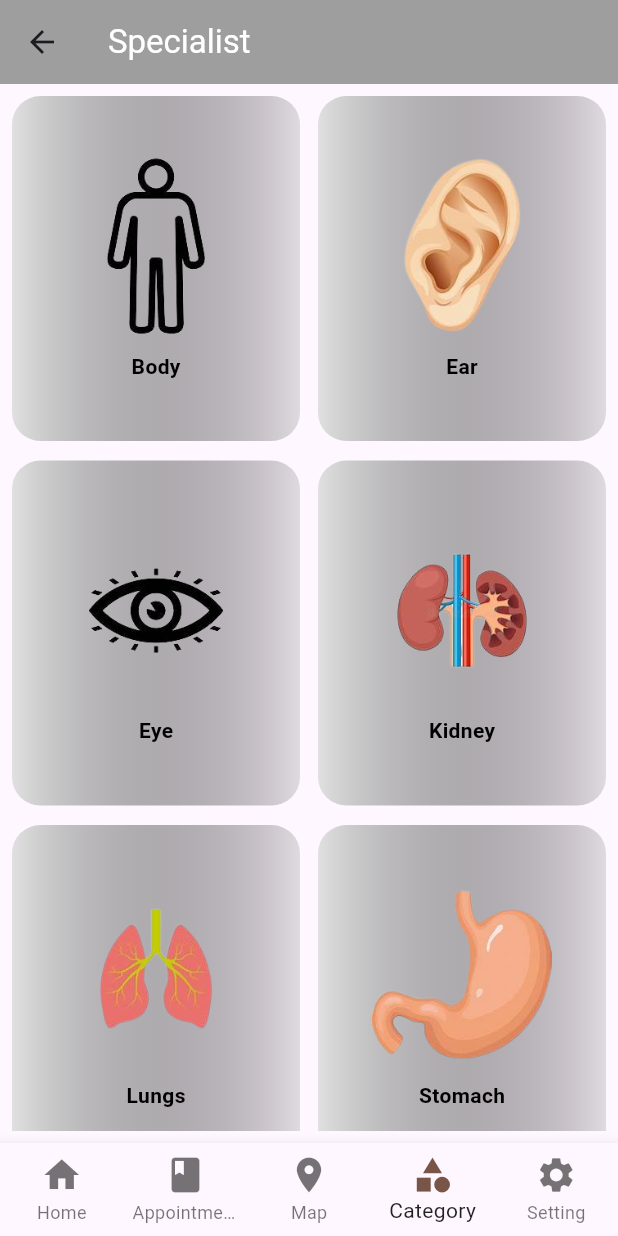
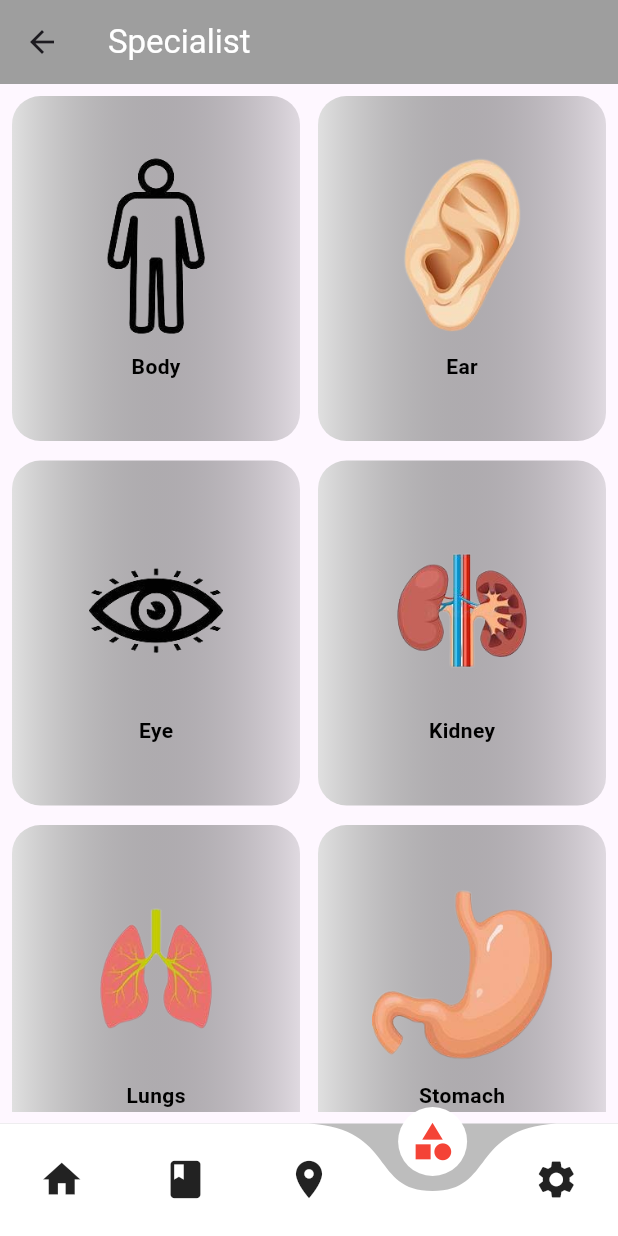
Before and after one commit to mohammadhamzakhan/Doctor-App, a Flutter app: the Home screen opened directly, item 4 of the bottom bar chosen, on a phone screen of 412 x 824 dp. Run offline on Flutter 3.47's test engine with Material 3 defaults, Android fonts, the phone set to English and light mode, and no system bars; drawn by our look-alikes of curved_navigation_bar; our stand-ins replace cloud_firestore, firebase_auth, firebase_core, fluttertoast, gap, geolocator and 3 more; accounts and stored records are empty.

Commit message:
NavBar Change

```diff
--- a/lib/views/Home/home.dart
+++ b/lib/views/Home/home.dart
@@ -1,3 +1,5 @@
+
+import 'package:curved_navigation_bar/curved_navigation_bar.dart';
 import 'package:doctor_app/views/Home/home_view.dart';
 import 'package:doctor_app/views/appointment_view/appointment_view.dart';
 import 'package:doctor_app/views/category/category.dart';
@@ -26,40 +28,27 @@ class _HomeState extends State<Home> {
   Widget build(BuildContext context) {
     return Scaffold(
         body: screenList.elementAt(selectedIndex),
-      bottomNavigationBar: BottomNavigationBar(
-        selectedItemColor: Colors.black87,
-        type: BottomNavigationBarType.fixed,
-       // backgroundColor: Colors.blue,
-        selectedLabelStyle: TextStyle(color: Colors.black),
-        selectedIconTheme: IconThemeData(color: Colors.brown),
-        currentIndex: selectedIndex,
-        onTap: (value) {
+        bottomNavigationBar: CurvedNavigationBar(
+            key: GlobalKey(),
+            index: selectedIndex,
+            items: <Widget>[
+              Icon(Icons.home, size: 30, color: selectedIndex == 0 ? Colors.red : Colors.black87),
+              Icon(Icons.book, size: 30, color: selectedIndex == 1 ? Colors.red : Colors.black87),
+              Icon(Icons.location_on, size: 30, color: selectedIndex == 2 ? Colors.red : Colors.black87),
+              Icon(Icons.category, size: 30, color: selectedIndex == 3 ? Colors.red : Colors.black87),
+              Icon(Icons.settings, size: 30, color: selectedIndex == 4 ? Colors.red : Colors.black87),
+            ],
+            color: Colors.white,
+            buttonBackgroundColor: Colors.white,
+            backgroundColor: Colors.grey.shade400,
+            animationCurve: Curves.decelerate,
+            animationDuration: const Duration(milliseconds: 600),
+            onTap: (index) {
               setState(() {
-            selectedIndex = value;
+                selectedIndex = index;
               });
             },
-        items: [
-          BottomNavigationBarItem(
-            icon: Icon(Icons.home, size: 28),
-            label: "Home",
-          ),
-          BottomNavigationBarItem(
-            icon: Icon(Icons.book, size: 28),
-            label: "Appointment",
-          ),
-          BottomNavigationBarItem(
-            icon: Icon(Icons.location_on, size: 28),
-            label: "Map",
-          ),
-          BottomNavigationBarItem(
-            icon: Icon(Icons.category, size: 28),
-            label: "Category",
-          ),
-          BottomNavigationBarItem(
-            icon: Icon(Icons.settings, size: 28),
-            label: "Setting",
-          ),
-        ],
+            letIndexChange: (index) => true,
             ),
        );
     }
--- a/pubspec.yaml
+++ b/pubspec.yaml
@@ -35,6 +35,7 @@ dependencies:
   geolocator: ^11.1.0
   permission_handler: ^11.3.1
   http: ^1.2.1
+  curved_navigation_bar: ^1.0.5
 #  location: ^6.0.2
 
 dev_dependencies:
```
Also changed, not shown: pubspec.lock. Lines whose indentation alone changed are shown as unchanged.
